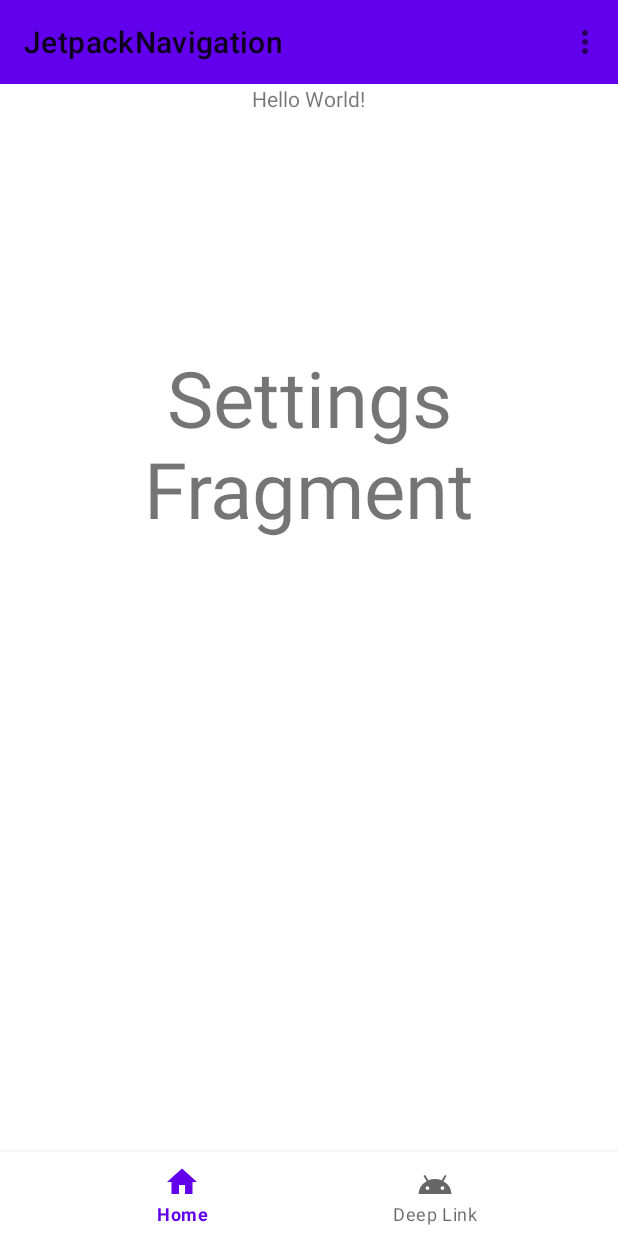
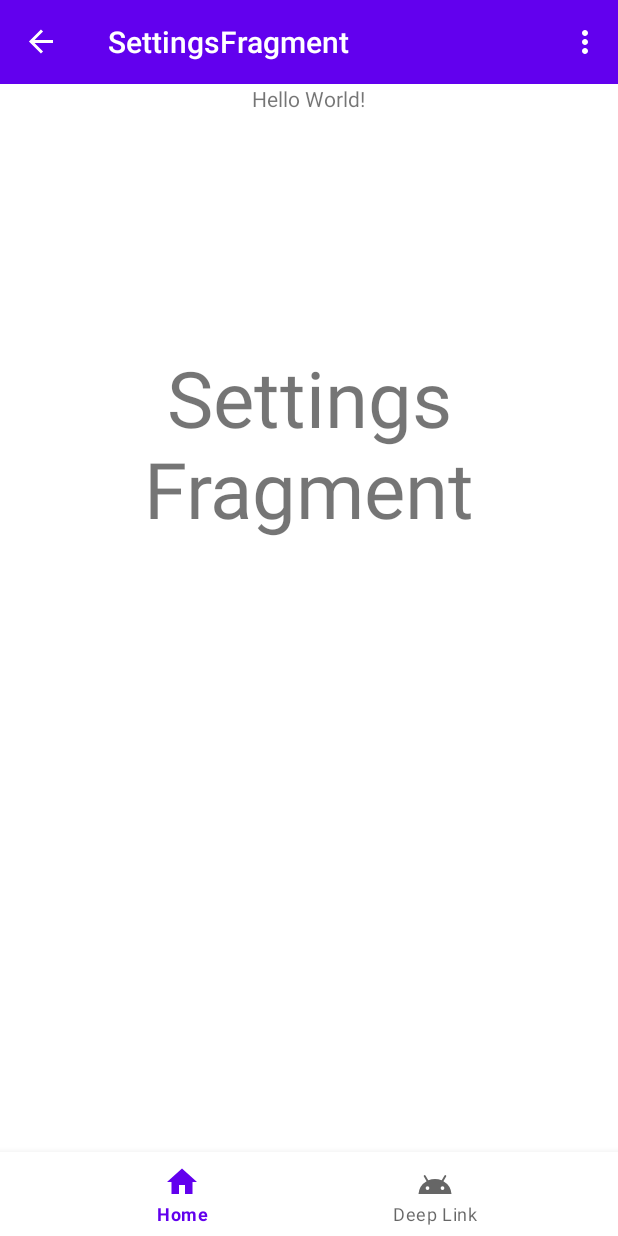
Before and after one commit to canonall/JetpackNavigationExample, an Android app: the SettingsFragment screen opened through its navigation route, on a phone screen of 412 x 824 dp. Run offline under Robolectric (Android 15) with nearby library versions, the phone set to English and light mode, and no system bars; our stand-ins replace data binding, navigation-ui.

Commit message:
navigation drawer added

```diff
--- a/app/src/main/java/com/canonal/jetpacknavigation/MainActivity.kt
+++ b/app/src/main/java/com/canonal/jetpacknavigation/MainActivity.kt
@@ -8,13 +8,16 @@ import androidx.databinding.DataBindingUtil
 import androidx.navigation.NavController
 import androidx.navigation.findNavController
 import androidx.navigation.fragment.NavHostFragment
-import androidx.navigation.ui.onNavDestinationSelected
-import androidx.navigation.ui.setupWithNavController
+import androidx.navigation.ui.*
 import com.canonal.jetpacknavigation.databinding.ActivityMainBinding
+
+//a layout with both a navigation drawer and bottom navigation is
+//not suitable to Material Design but it is used here for demonstration
 
 class MainActivity : AppCompatActivity() {
 
     private lateinit var binding: ActivityMainBinding
+    private lateinit var appBarConfiguration: AppBarConfiguration
 
     override fun onCreate(savedInstanceState: Bundle?) {
         super.onCreate(savedInstanceState)
@@ -25,10 +28,21 @@ class MainActivity : AppCompatActivity() {
                 ?: return
         val navController = host.navController
 
+        //old
+        //appBarConfiguration = AppBarConfiguration(navController.graph)
+        appBarConfiguration = AppBarConfiguration(
+            setOf(R.id.homeFragment, R.id.deepLinkFragment),
+            binding.drawerLayout
+        )
+
+
         setToolBar()
         setBottomNavBar(navController)
+        setupNavigationMenu(navController)
+        setupActionBar(navController, appBarConfiguration)
 
     }
+
 
     override fun onCreateOptionsMenu(menu: Menu): Boolean {
         // Inflate the menu; this adds items to the action bar if it is present.
@@ -42,6 +56,12 @@ class MainActivity : AppCompatActivity() {
                 || super.onOptionsItemSelected(item)
     }
 
+    override fun onSupportNavigateUp(): Boolean {
+        // Allows NavigationUI to support proper up navigation or the drawer layout
+        // drawer menu, depending on the situation
+        return findNavController(R.id.nav_host_fragment).navigateUp(appBarConfiguration)
+    }
+
     private fun setToolBar() {
         setSupportActionBar(binding.toolbar)
     }
@@ -49,4 +69,15 @@ class MainActivity : AppCompatActivity() {
     private fun setBottomNavBar(navController: NavController) {
         binding.bottomNav.setupWithNavController(navController)
     }
+
+    private fun setupNavigationMenu(navController: NavController) {
+        binding.navView.setupWithNavController(navController)
+    }
+
+    private fun setupActionBar(
+        navController: NavController,
+        appBarConfiguration: AppBarConfiguration
+    ) {
+        setupActionBarWithNavController(navController, appBarConfiguration)
+    }
 }
--- a/app/src/main/java/com/canonal/jetpacknavigation/fragment/FlowStepTwoFragment.kt
+++ b/app/src/main/java/com/canonal/jetpacknavigation/fragment/FlowStepTwoFragment.kt
@@ -25,7 +25,7 @@ class FlowStepTwoFragment : Fragment() {
         inflater: LayoutInflater,
         container: ViewGroup?,
         savedInstanceState: Bundle?
-    ): View? {
+    ): View {
         binding = FragmentFlowStepTwoBinding.inflate(inflater, container, false)
         return binding.root
     }
--- a/app/src/main/java/com/canonal/jetpacknavigation/fragment/HomeFragment.kt
+++ b/app/src/main/java/com/canonal/jetpacknavigation/fragment/HomeFragment.kt
@@ -5,6 +5,7 @@ import android.view.LayoutInflater
 import android.view.View
 import android.view.ViewGroup
 import androidx.fragment.app.Fragment
+import androidx.navigation.Navigation
 import androidx.navigation.fragment.findNavController
 import androidx.navigation.navOptions
 import com.canonal.jetpacknavigation.R
@@ -52,9 +53,9 @@ class HomeFragment : Fragment() {
                 null,
                 navOptions
             )
-            //should also work but it doesn't
-            //Navigation.createNavigateOnClickListener(R.id.action_homeFragment_to_flowStepOneFragment)
+
         }
+       // binding.btnNavigateAction.setOnClickListener(Navigation.createNavigateOnClickListener(R.id.action_homeFragment_to_flowStepOneFragment,null))
 
     }
 
--- a/app/src/main/java/com/canonal/jetpacknavigation/fragment/SettingsFragment.kt
+++ b/app/src/main/java/com/canonal/jetpacknavigation/fragment/SettingsFragment.kt
@@ -1,13 +1,14 @@
 package com.canonal.jetpacknavigation.fragment
 
 import android.os.Bundle
+import android.view.LayoutInflater
 import android.view.View
+import android.view.ViewGroup
 import androidx.fragment.app.Fragment
-import com.canonal.jetpacknavigation.R
 import com.canonal.jetpacknavigation.databinding.FragmentSettingsBinding
 
 
-class SettingsFragment : Fragment(R.layout.fragment_settings) {
+class SettingsFragment : Fragment() {
 
     private lateinit var binding: FragmentSettingsBinding
 
@@ -16,6 +17,15 @@ class SettingsFragment : Fragment(R.layout.fragment_settings) {
         arguments?.let {
 
         }
+    }
+
+    override fun onCreateView(
+        inflater: LayoutInflater,
+        container: ViewGroup?,
+        savedInstanceState: Bundle?
+    ): View {
+        binding = FragmentSettingsBinding.inflate(inflater, container, false)
+        return binding.root
     }
 
     override fun onViewCreated(view: View, savedInstanceState: Bundle?) {
--- /dev/null
+++ b/app/src/main/java/com/canonal/jetpacknavigation/provider/DeepLinkWidgetProvider.kt
@@ -0,0 +1,4 @@
+package com.canonal.jetpacknavigation.provider
+
+class DeepLinkWidgetProvider {
+}
--- a/app/src/main/res/layout/activity_main.xml
+++ b/app/src/main/res/layout/activity_main.xml
@@ -7,6 +7,12 @@
 
     </data>
 
+    <androidx.drawerlayout.widget.DrawerLayout
+        android:id="@+id/drawer_layout"
+        android:layout_width="match_parent"
+        android:layout_height="match_parent"
+        android:fitsSystemWindows="true">
+
         <RelativeLayout
             android:layout_width="match_parent"
             android:layout_height="match_parent"
@@ -14,6 +20,7 @@
 
             <androidx.appcompat.widget.Toolbar
                 android:id="@+id/toolbar"
+                style="@style/Base_ToolbarStyle"
                 android:layout_width="match_parent"
                 android:layout_height="wrap_content"
                 android:layout_alignParentTop="true"
@@ -38,17 +45,20 @@
 
             <com.google.android.material.bottomnavigation.BottomNavigationView
                 android:id="@+id/bottomNav"
-            app:menu="@menu/menu_bottom_nav"
+                android:layout_width="match_parent"
+                android:layout_height="wrap_content"
                 android:layout_alignParentBottom="true"
-            android:layout_width="match_parent"
-            android:layout_height="wrap_content"/>
+                app:menu="@menu/menu_bottom_nav" />
 
-        <!--        <com.google.android.material.navigation.NavigationView-->
-        <!--            android:id="@+id/nav_view"-->
-        <!--            android:layout_width="wrap_content"-->
-        <!--            android:layout_height="match_parent"-->
-        <!--            android:layout_gravity="start"-->
-        <!--            app:menu="@menu/menu_nav_drawer" />-->
 
         </RelativeLayout>
+
+        <com.google.android.material.navigation.NavigationView
+            android:id="@+id/nav_view"
+            android:layout_width="wrap_content"
+            android:layout_height="match_parent"
+            android:layout_gravity="start"
+            app:menu="@menu/menu_nav_drawer" />
+    </androidx.drawerlayout.widget.DrawerLayout>
+
 </layout>
--- a/app/src/main/res/menu/menu_nav_drawer.xml
+++ b/app/src/main/res/menu/menu_nav_drawer.xml
@@ -5,6 +5,10 @@
             android:id="@+id/homeFragment"
             android:icon="@drawable/ic_home"
             android:title="@string/home" />
+        <item
+            android:id="@+id/deepLinkFragment"
+            android:icon="@drawable/ic_android"
+            android:title="@string/deeplink"/>
     </group>
 
 </menu>
--- a/app/src/main/res/menu/menu_overflow.xml
+++ b/app/src/main/res/menu/menu_overflow.xml
@@ -1,6 +1,5 @@
 <?xml version="1.0" encoding="utf-8"?>
-<menu xmlns:android="http://schemas.android.com/apk/res/android"
-    xmlns:app="http://schemas.android.com/apk/res-auto">
+<menu xmlns:android="http://schemas.android.com/apk/res/android">
 
     <item
         android:id="@+id/settingsFragment"
--- a/app/src/main/res/values-night/themes.xml
+++ b/app/src/main/res/values-night/themes.xml
@@ -1,6 +1,6 @@
 <resources xmlns:tools="http://schemas.android.com/tools">
     <!-- Base application theme. -->
-    <style name="Theme.JetpackNavigation" parent="Theme.MaterialComponents.DayNight.NoActionBar">
+    <style name="Theme.JetpackNavigation" parent="Theme.MaterialComponents.Light.NoActionBar">
         <!-- Primary brand color. -->
         <item name="colorPrimary">@color/purple_200</item>
         <item name="colorPrimaryVariant">@color/purple_700</item>
--- a/app/src/main/res/values/colors.xml
+++ b/app/src/main/res/values/colors.xml
@@ -7,4 +7,8 @@
     <color name="teal_700">#FF018786</color>
     <color name="black">#FF000000</color>
     <color name="white">#FFFFFFFF</color>
+
+    <color name="colorPrimary">#3F51B5</color>
+    <color name="colorPrimaryDark">#303F9F</color>
+    <color name="colorAccent">#FF4081</color>
 </resources>
--- a/app/src/main/res/values/strings.xml
+++ b/app/src/main/res/values/strings.xml
@@ -16,7 +16,6 @@
     <string name="next_step_button">Navigate next step</string>
     <string name="finish_button">Finish Flow</string>
     <string name="send_deep_link_notification_button">Send deep link notification</string>
-    <!-- TODO: Remove or change this placeholder text -->
-    <string name="hello_blank_fragment">Hello blank fragment</string>
+
 
 </resources>
--- a/app/src/main/res/values/themes.xml
+++ b/app/src/main/res/values/themes.xml
@@ -1,6 +1,6 @@
 <resources xmlns:tools="http://schemas.android.com/tools">
     <!-- Base application theme. -->
-    <style name="Theme.JetpackNavigation" parent="Theme.MaterialComponents.DayNight.NoActionBar">
+    <style name="Theme.JetpackNavigation" parent="Theme.MaterialComponents.Light.NoActionBar">
         <!-- Primary brand color. -->
         <item name="colorPrimary">@color/purple_500</item>
         <item name="colorPrimaryVariant">@color/purple_700</item>
@@ -13,4 +13,31 @@
         <item name="android:statusBarColor" tools:targetApi="l">?attr/colorPrimaryVariant</item>
         <!-- Customize your theme here. -->
     </style>
+
+    <style name="Base_ToolbarStyle">
+        <item name="popupTheme">@style/ThemeOverlay.AppCompat.Light</item>
+        <item name="android:background">?colorPrimary</item>
+        <item name="android:theme">@style/Base_ToolbarTheme</item>
+        <item name="titleTextAppearance">@style/CustomTitleTextAppearance</item>
+        <item name="subtitleTextAppearance">@style/CustomSubTitleTextAppearance</item>
+    </style>
+
+    <style name="Base_ToolbarTheme">
+        <!-- Color used for the title of the Toolbar - as long as not overridden -->
+        <item name="android:textColorPrimary">@color/white</item>
+        <!-- Used to color back button and three dots -->
+        <item name="android:textColorSecondary">@color/white</item>
+    </style>
+
+    <style name="CustomTitleTextAppearance" parent="TextAppearance.Widget.AppCompat.Toolbar.Title">
+<!--        <item name="android:textSize">16sp</item>-->
+        <item name="android:textColor">@color/white</item>
+<!--        <item name="android:textStyle">bold</item>-->
+    </style>
+
+    <style name="CustomSubTitleTextAppearance" parent="TextAppearance.Widget.AppCompat.Toolbar.Subtitle">
+<!--        <item name="android:textSize">14sp</item>-->
+        <item name="android:textColor">@color/white</item>
+<!--        <item name="android:textStyle">italic</item>-->
+    </style>
 </resources>
```
Lines whose indentation alone changed are shown as unchanged.
